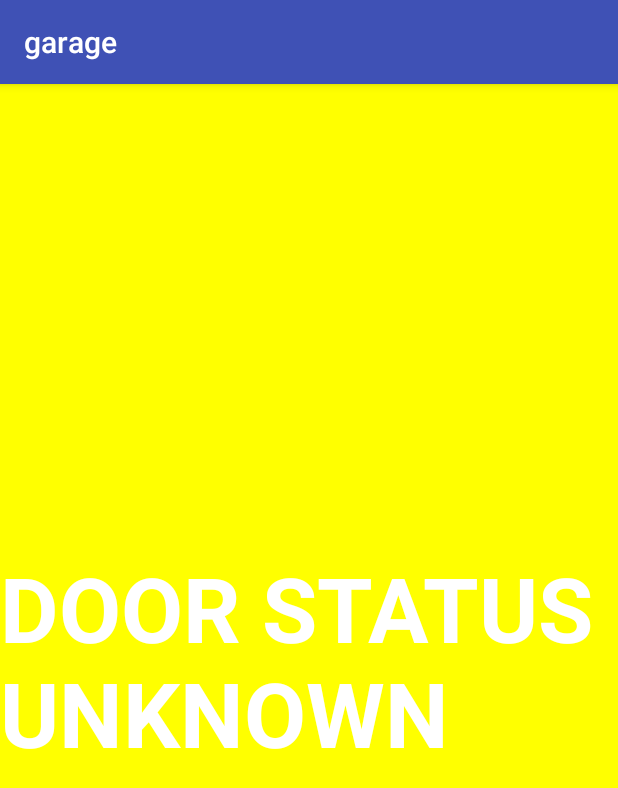
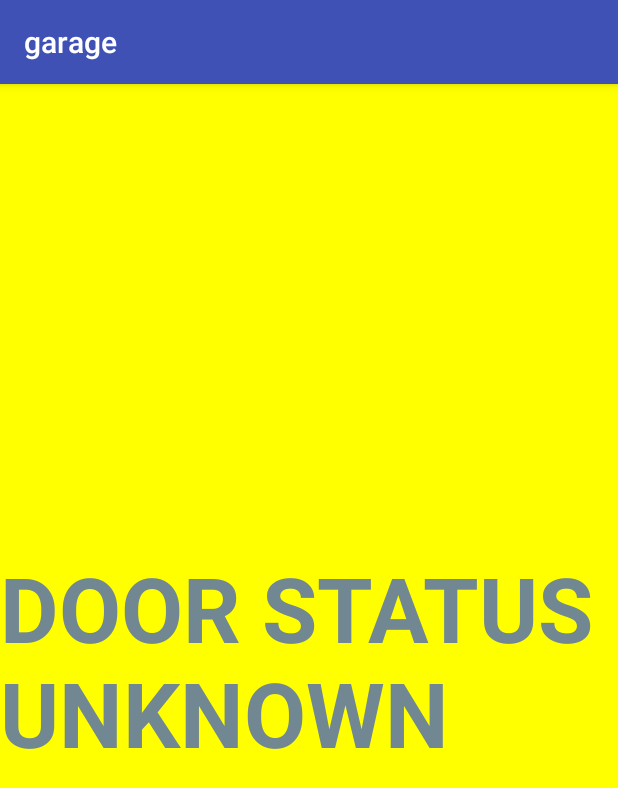
Before and after one commit to JimNtexas/garage, an Android app: the screen it shows after launch (MainActivity), on a phone screen of 412 x 824 dp. Shown: the top 788 px of the screen. Run offline under Robolectric (Android 15) with nearby library versions, the phone set to English and light mode, and no system bars; our stand-ins replace EventBus; libraries missing offline, so code that uses them is left out: org.eclipse.paho; 5 statements that could not run were skipped.

Commit message:
Auto stash before merge of "master" and "origin/master"
Adjusted some display colors

```diff
--- a/Android/garage/app/src/main/java/com/grayraven/garage/MainActivity.java
+++ b/Android/garage/app/src/main/java/com/grayraven/garage/MainActivity.java
@@ -1,6 +1,7 @@
 package com.grayraven.garage;
 
 import android.content.Context;
+import android.graphics.Color;
 import android.os.Bundle;
 import android.support.v7.app.AppCompatActivity;
 import android.util.Log;
@@ -108,7 +109,7 @@ public class MainActivity extends AppCompatActivity {
         main_text = (TextView)findViewById(R.id.main_text);
         //main_text.setText("");
         main_layout = (View)findViewById(R.id.main_layout);
-
+        main_text.setTextColor(Color.WHITE);
         switch(status) {
             case STATUS_TIMEOUT:
                 main_layout.setBackgroundColor(getResources().getColor(R.color.red));
@@ -117,6 +118,7 @@ public class MainActivity extends AppCompatActivity {
 
             case STATUS_UNKNOWN:
                 main_layout.setBackgroundColor(getResources().getColor(R.color.yellow));
+                main_text.setTextColor(getResources().getColor(R.color.darkText));
                 main_text.setText("DOOR STATUS UNKNOWN");
                 break;
 
--- a/Android/garage/app/src/main/res/values/colors.xml
+++ b/Android/garage/app/src/main/res/values/colors.xml
@@ -7,4 +7,5 @@
     <color name="yellow">#ffff00</color>
     <color name="green">#00ff00</color>
     <color name="blue">#90caf9</color>
+    <color name="darkText">#718792</color>
 </resources>
```
